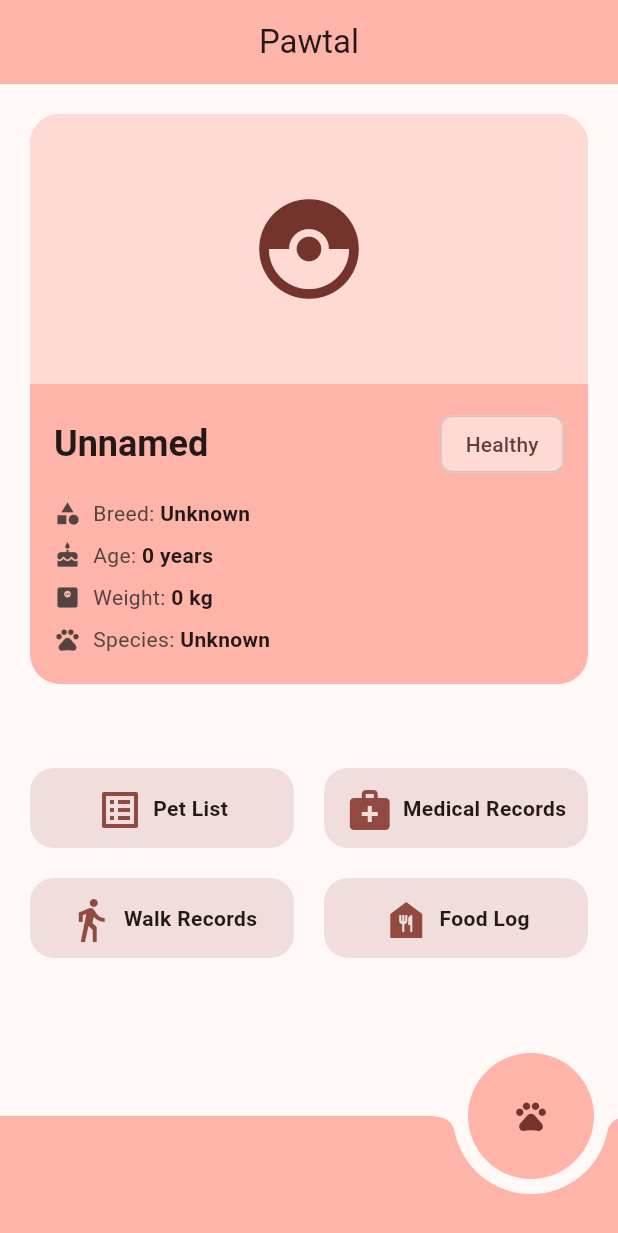
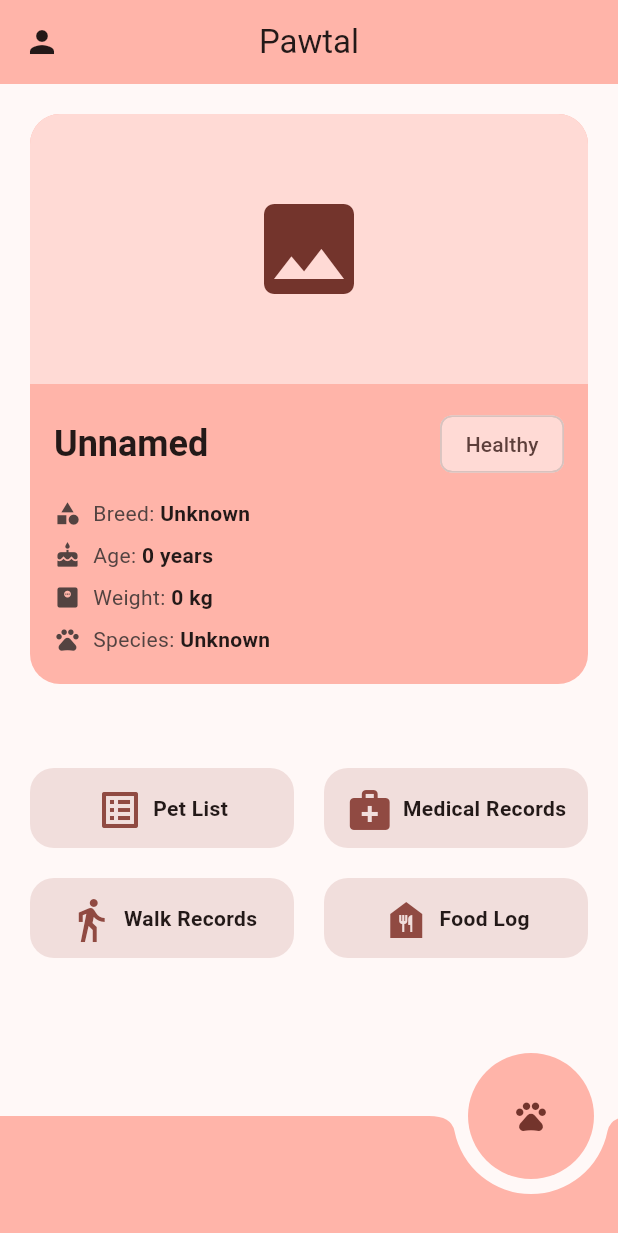
Before and after one commit to gvbi-len/pawtal, a Flutter app: the screen it shows after launch, on a phone screen of 412 x 824 dp. Shown: the top 1233 px of the screen. Run offline on Flutter 3.47's test engine with Material 3 defaults, Android fonts, the phone set to English and light mode, and no system bars; drawn by our look-alikes of flutter_speed_dial.

Commit message:
Saving changes: Changes to speedDial menu appearance changed icon for petCard's image section

```diff
--- a/lib/main.dart
+++ b/lib/main.dart
@@ -49,6 +49,10 @@ class _MyHomePageState extends State<MyHomePage> {
       appBar: AppBar(
         backgroundColor: colorScheme.inversePrimary,
         centerTitle: true,
+        leading: IconButton(
+          onPressed: (){},
+          icon: Icon(Icons.person)
+        ),
         title: Text(widget.title),
       ),
       body: SingleChildScrollView(
@@ -66,19 +70,20 @@ class _MyHomePageState extends State<MyHomePage> {
         elevation: 0,
         buttonSize: Size(84, 84),
         overlayColor: colorScheme.primaryContainer,
-        overlayOpacity: 0.3,
-        shape: const CircleBorder(),
+        overlayOpacity: 0.0,
+        shape: CircleBorder(),
         backgroundColor: colorScheme.inversePrimary,
         tooltip: 'Menu',
         icon: Icons.pets,
         activeIcon: Icons.close,
         childrenButtonSize: Size(72, 72),
+        direction: SpeedDialDirection.left,
         children: [
           SpeedDialChild(
             label: 'Settings',
-            labelBackgroundColor: colorScheme.inversePrimary,
+            labelBackgroundColor: colorScheme.surface,
             elevation: 0,
-            shape: const CircleBorder(),
+            shape: CircleBorder(),
             backgroundColor: colorScheme.inversePrimary,
             child: IconButton(
               onPressed: (){},
@@ -87,20 +92,20 @@ class _MyHomePageState extends State<MyHomePage> {
           ),
           SpeedDialChild(
             label: 'Pawdex',
-            labelBackgroundColor: colorScheme.inversePrimary,
+            labelBackgroundColor: colorScheme.surface,
             elevation: 0,
-            shape: const CircleBorder(),
+            shape: CircleBorder(),
             backgroundColor: colorScheme.inversePrimary,
             child: IconButton(
               onPressed: (){},
-              icon: Icon(Icons.book)
+              icon: Icon(Icons.book),
             )
           ),
           SpeedDialChild(
             label: 'Account',
-            labelBackgroundColor: colorScheme.inversePrimary,
+            labelBackgroundColor: colorScheme.surface,
             elevation: 0,
-            shape: const CircleBorder(),
+            shape: CircleBorder(),
             backgroundColor: colorScheme.inversePrimary,
             child: IconButton(
               onPressed: (){},
--- a/lib/widgets/pet_card.dart
+++ b/lib/widgets/pet_card.dart
@@ -28,7 +28,7 @@ class PetCard extends StatelessWidget {
             color: colorScheme.primaryContainer,
             child: Center(
               child: Icon(
-                Icons.catching_pokemon,
+                Icons.photo,
                 size: 80,
                 color: colorScheme.onPrimaryContainer,
               ),
```
